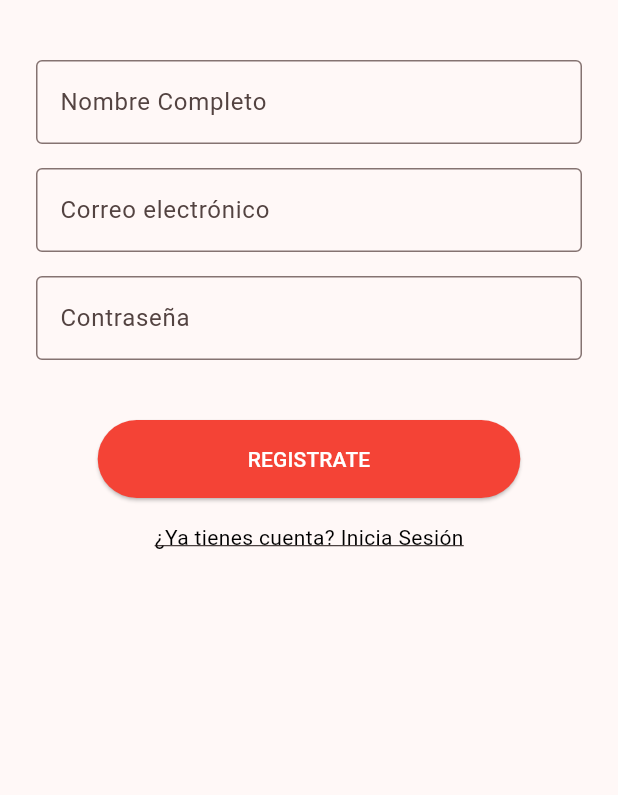
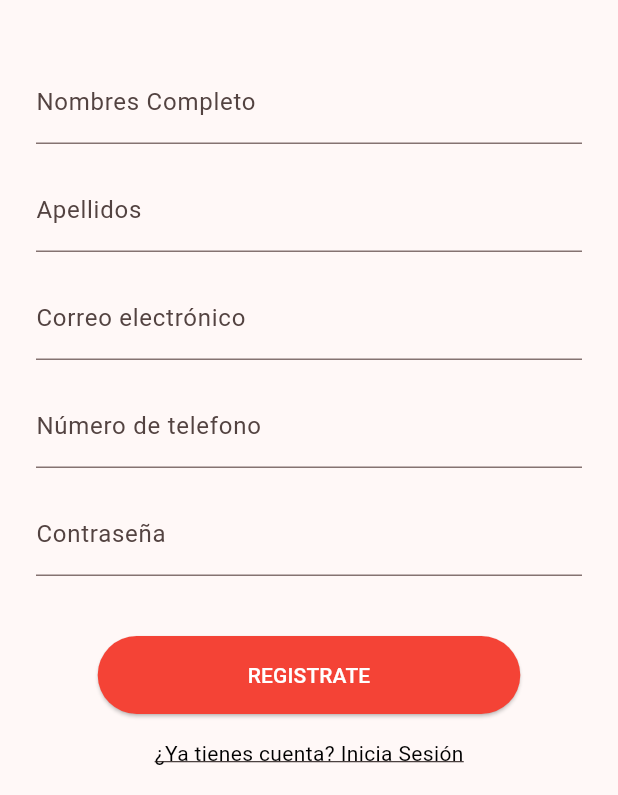
Before and after one commit to andres4423/uMeals-App---PI3, a Flutter app: the RegisterScreen screen opened directly, on a phone screen of 412 x 824 dp, the part 441-1236 px from its top. Run offline on Flutter 3.47's test engine with Material 3 defaults, Android fonts, the phone set to English and light mode, and no system bars; our stand-ins replace card_swiper, go_router, palette_generator.

Commit message:
arreglo registro

```diff
--- a/lib/Screens/login_register/register.dart
+++ b/lib/Screens/login_register/register.dart
@@ -12,7 +12,9 @@ class RegisterScreen extends StatefulWidget {
 
 class _RegisterScreenState extends State<RegisterScreen> {
   final TextEditingController nameController = TextEditingController();
+    final TextEditingController apellidosController = TextEditingController();
   final TextEditingController emailController = TextEditingController();
+    final TextEditingController telefonoController = TextEditingController();
   final TextEditingController passwordController = TextEditingController();
 
   @override
@@ -56,20 +58,38 @@ class _RegisterScreenState extends State<RegisterScreen> {
               TextField(
                 controller: nameController,
                 decoration: InputDecoration(
-                  labelText: 'Nombre Completo',
-                  hintText: 'Ingrese sus nombres y apellidos',
-                  border: OutlineInputBorder(),
+                  labelText: 'Nombres Completo',
+                  hintText: 'Ingrese sus nombres',
+
                 ),
               ),
               SizedBox(height: 16),
               TextField(
+                controller: apellidosController,
+                decoration: InputDecoration(
+                  labelText: 'Apellidos',
+                  hintText: 'Ingrese apellidos',
+                ),
+              ),
+              SizedBox(height: 16),
+
+              TextField(
                 controller: emailController,
                 decoration: InputDecoration(
                   labelText: 'Correo electrónico',
-                  hintText: 'Ingrese su correo institucional',
-                  border: OutlineInputBorder(),
+                  hintText: 'Ingrese su correo',
                 ),
               ),
+              SizedBox(height: 16),
+
+                TextField(
+                controller: telefonoController,
+                decoration: InputDecoration(
+                  labelText: 'Número de telefono',
+                  hintText: 'Ingrese su número',
+                ),
+              ),
+
               SizedBox(height: 16),
               TextField(
                 controller: passwordController,
@@ -77,7 +97,6 @@ class _RegisterScreenState extends State<RegisterScreen> {
                 decoration: InputDecoration(
                   labelText: 'Contraseña',
                   hintText: 'Ingrese su contraseña',
-                  border: OutlineInputBorder(),
                 ),
               ),
               SizedBox(height: 40),
@@ -88,6 +107,9 @@ class _RegisterScreenState extends State<RegisterScreen> {
                     nameController: nameController,
                     emailController: emailController,
                     passwordController: passwordController,
+                     apellidosController: apellidosController,
+                      telefonoController: telefonoController,
+
                   ).register();
                 },
                 style: ElevatedButton.styleFrom(
--- a/lib/Screens/mainPage_parts/store_card.dart
+++ b/lib/Screens/mainPage_parts/store_card.dart
@@ -32,6 +32,7 @@ class _BusinessCardState extends State<BusinessCard> {
 
     Future<void> _updateIconStatus() async {
       if (widget.business.estado == 0) {
+
         _iconColor = Colors.red;
       } else if (widget.business.estado == 1) {
         _iconStatus = true;
@@ -41,14 +42,18 @@ class _BusinessCardState extends State<BusinessCard> {
 
     Future<void> _animateIcon() async {
   while (_iconStatus) {
+    if (!mounted) return; // Verificar si el widget está montado antes de llamar a setState
     _iconColor = Colors.white;
     setState(() {});
     await Future.delayed(const Duration(milliseconds: 500));
+
+    if (!mounted) return; // Verificar nuevamente después del delay
     _iconColor = Colors.green.shade500;
     setState(() {});
     await Future.delayed(const Duration(milliseconds: 500));
   }
 }
+
 
   Future<void> _updatePalette() async {
     final PaletteGenerator paletteGenerator =
--- a/lib/Screens/mi_cuenta/mi_cuenta.dart
+++ b/lib/Screens/mi_cuenta/mi_cuenta.dart
@@ -85,6 +85,7 @@ class MiCuenta extends StatelessWidget {
               title: const Text('Editar perfil'),
               trailing: const Icon(Icons.arrow_forward_ios),
               onTap: () {
+
                 Navigator.push(context,MaterialPageRoute(builder: (context) => const Editar_cuenta()));
               },
             ),
--- a/lib/main.dart
+++ b/lib/main.dart
@@ -1,6 +1,7 @@
 
 import 'package:flutter/material.dart';
 import 'package:umeals/Screens/login_register/login.dart';
+import 'package:umeals/Screens/login_register/register.dart';
 import 'package:umeals/Screens/mi_cuenta/editar.dart';
 import 'package:umeals/Screens/pagina_principal.dart';
 import 'package:umeals/config/Theme/appTheme.dart';
@@ -18,7 +19,7 @@ class MainApp extends StatelessWidget {
     return  MaterialApp(
       debugShowCheckedModeBanner: false,
       theme: AppTheme().getTheme(),
-        home: Editar_cuenta(),
+        home: RegisterScreen(),
     );
   }
 }
--- a/lib/services/register_service.dart
+++ b/lib/services/register_service.dart
@@ -9,8 +9,12 @@ class RegisterService{
   final TextEditingController nameController;
   final TextEditingController emailController;
   final TextEditingController passwordController;
+  final TextEditingController apellidosController;
+  final TextEditingController telefonoController;
 
-  RegisterService( {
+  RegisterService({
+    required this.apellidosController,
+     required this.telefonoController,
     required  this.nameController,
     required this.context,
     required this.emailController,
@@ -25,6 +29,8 @@ class RegisterService{
           'Nombre': nameController.text,
           'correo': emailController.text,
           'password': passwordController.text,
+          'Apellidos': apellidosController.text,
+          'telefono': telefonoController.text
         }),
       );
 
```
Lines whose indentation alone changed are shown as unchanged.
